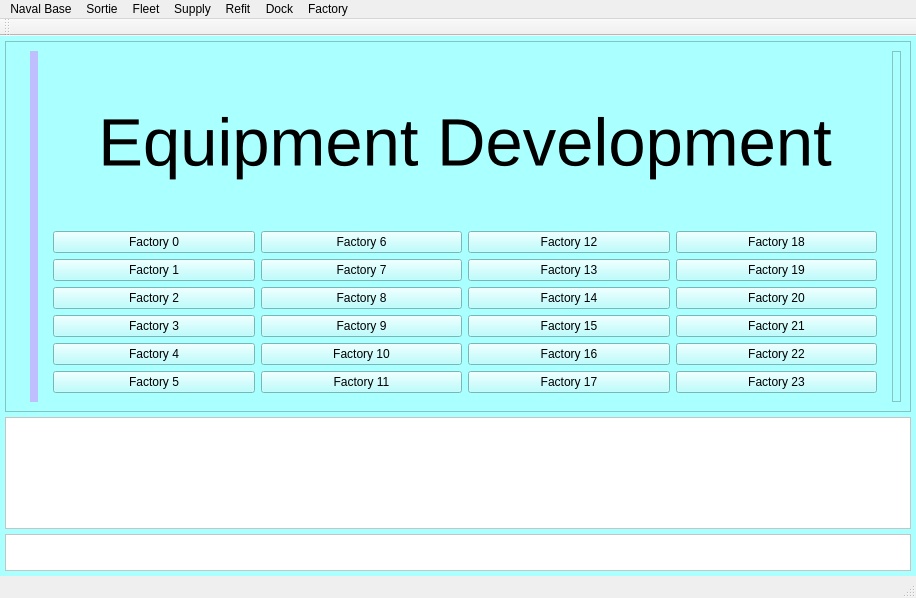
This is CyberFleet/ClientGUI/ui/mainwindow.ui in ibicdlcod/GuoMuoRuoProject as Qt 5 draws it before an edit. The edited form follows.
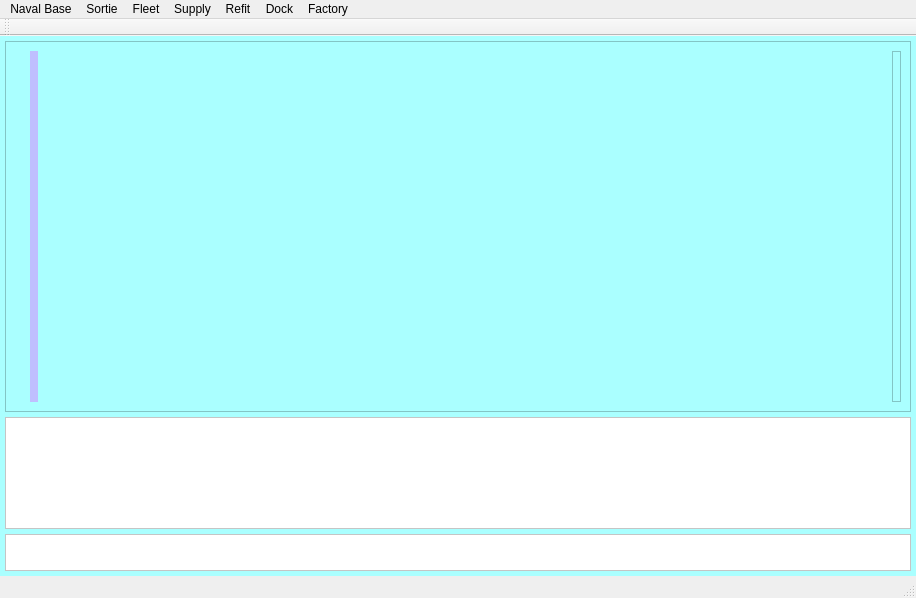
This is the edited form. Custom widgets are drawn as their Qt base class.

The edit to the form file:
```diff
--- a/CyberFleet/ClientGUI/ui/mainwindow.ui
+++ b/CyberFleet/ClientGUI/ui/mainwindow.ui
@@ -105,191 +105,7 @@
          <property name="styleSheet">
           <string notr="true">background-color: rgb(170, 255, 255);</string>
          </property>
-         <layout class="QGridLayout" name="gridLayout_3">
-          <item row="4" column="4">
-           <widget class="FactorySlot" name="Factory_Slot_20">
-            <property name="text">
-             <string>Factory 20</string>
-            </property>
-           </widget>
-          </item>
-          <item row="7" column="4">
-           <widget class="FactorySlot" name="Factory_Slot_23">
-            <property name="text">
-             <string>Factory 23</string>
-            </property>
-           </widget>
-          </item>
-          <item row="6" column="4">
-           <widget class="FactorySlot" name="Factory_Slot_22">
-            <property name="text">
-             <string>Factory 22</string>
-            </property>
-           </widget>
-          </item>
-          <item row="4" column="2">
-           <widget class="FactorySlot" name="Factory_Slot_8">
-            <property name="text">
-             <string>Factory 8</string>
-            </property>
-           </widget>
-          </item>
-          <item row="5" column="1">
-           <widget class="FactorySlot" name="Factory_Slot_3">
-            <property name="text">
-             <string>Factory 3</string>
-            </property>
-           </widget>
-          </item>
-          <item row="4" column="1">
-           <widget class="FactorySlot" name="Factory_Slot_2">
-            <property name="text">
-             <string>Factory 2</string>
-            </property>
-           </widget>
-          </item>
-          <item row="2" column="2">
-           <widget class="FactorySlot" name="Factory_Slot_6">
-            <property name="text">
-             <string>Factory 6</string>
-            </property>
-           </widget>
-          </item>
-          <item row="6" column="3">
-           <widget class="FactorySlot" name="Factory_Slot_16">
-            <property name="text">
-             <string>Factory 16</string>
-            </property>
-           </widget>
-          </item>
-          <item row="7" column="2">
-           <widget class="FactorySlot" name="Factory_Slot_11">
-            <property name="text">
-             <string>Factory 11</string>
-            </property>
-           </widget>
-          </item>
-          <item row="5" column="4">
-           <widget class="FactorySlot" name="Factory_Slot_21">
-            <property name="text">
-             <string>Factory 21</string>
-            </property>
-           </widget>
-          </item>
-          <item row="6" column="1">
-           <widget class="FactorySlot" name="Factory_Slot_4">
-            <property name="text">
-             <string>Factory 4</string>
-            </property>
-           </widget>
-          </item>
-          <item row="2" column="4">
-           <widget class="FactorySlot" name="Factory_Slot_18">
-            <property name="text">
-             <string>Factory 18</string>
-            </property>
-           </widget>
-          </item>
-          <item row="3" column="4">
-           <widget class="FactorySlot" name="Factory_Slot_19">
-            <property name="text">
-             <string>Factory 19</string>
-            </property>
-           </widget>
-          </item>
-          <item row="0" column="1" colspan="4">
-           <widget class="QLabel" name="FactoryLabel">
-            <property name="font">
-             <font>
-              <pointsize>50</pointsize>
-             </font>
-            </property>
-            <property name="text">
-             <string>Equipment Development</string>
-            </property>
-            <property name="alignment">
-             <set>Qt::AlignCenter</set>
-            </property>
-           </widget>
-          </item>
-          <item row="4" column="3">
-           <widget class="FactorySlot" name="Factory_Slot_14">
-            <property name="text">
-             <string>Factory 14</string>
-            </property>
-           </widget>
-          </item>
-          <item row="7" column="1">
-           <widget class="FactorySlot" name="Factory_Slot_5">
-            <property name="text">
-             <string>Factory 5</string>
-            </property>
-           </widget>
-          </item>
-          <item row="3" column="1">
-           <widget class="FactorySlot" name="Factory_Slot_1">
-            <property name="text">
-             <string>Factory 1</string>
-            </property>
-           </widget>
-          </item>
-          <item row="6" column="2">
-           <widget class="FactorySlot" name="Factory_Slot_10">
-            <property name="text">
-             <string>Factory 10</string>
-            </property>
-           </widget>
-          </item>
-          <item row="2" column="3">
-           <widget class="FactorySlot" name="Factory_Slot_12">
-            <property name="text">
-             <string>Factory 12</string>
-            </property>
-           </widget>
-          </item>
-          <item row="3" column="2">
-           <widget class="FactorySlot" name="Factory_Slot_7">
-            <property name="text">
-             <string>Factory 7</string>
-            </property>
-           </widget>
-          </item>
-          <item row="7" column="3">
-           <widget class="FactorySlot" name="Factory_Slot_17">
-            <property name="text">
-             <string>Factory 17</string>
-            </property>
-           </widget>
-          </item>
-          <item row="2" column="1">
-           <widget class="FactorySlot" name="Factory_Slot_0">
-            <property name="text">
-             <string>Factory 0</string>
-            </property>
-           </widget>
-          </item>
-          <item row="3" column="3">
-           <widget class="FactorySlot" name="Factory_Slot_13">
-            <property name="text">
-             <string>Factory 13</string>
-            </property>
-           </widget>
-          </item>
-          <item row="5" column="2">
-           <widget class="FactorySlot" name="Factory_Slot_9">
-            <property name="text">
-             <string>Factory 9</string>
-            </property>
-           </widget>
-          </item>
-          <item row="5" column="3">
-           <widget class="FactorySlot" name="Factory_Slot_15">
-            <property name="text">
-             <string>Factory 15</string>
-            </property>
-           </widget>
-          </item>
-         </layout>
+         <layout class="QGridLayout" name="gridLayout_3"/>
         </widget>
        </item>
        <item>
@@ -459,13 +275,6 @@
    </property>
   </action>
  </widget>
- <customwidgets>
-  <customwidget>
-   <class>FactorySlot</class>
-   <extends>QPushButton</extends>
-   <header>factoryslot.h</header>
-  </customwidget>
- </customwidgets>
  <tabstops>
   <tabstop>Factory_Slot_4</tabstop>
   <tabstop>Factory_Slot_17</tabstop>
```
Left out of the diff: 24 changed lines with no effect on the pictures.
